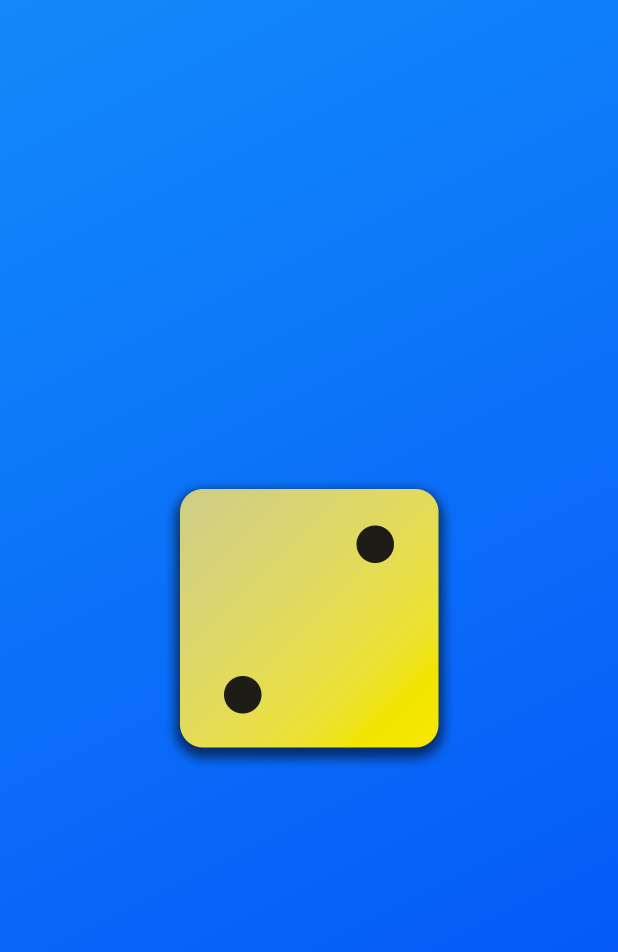
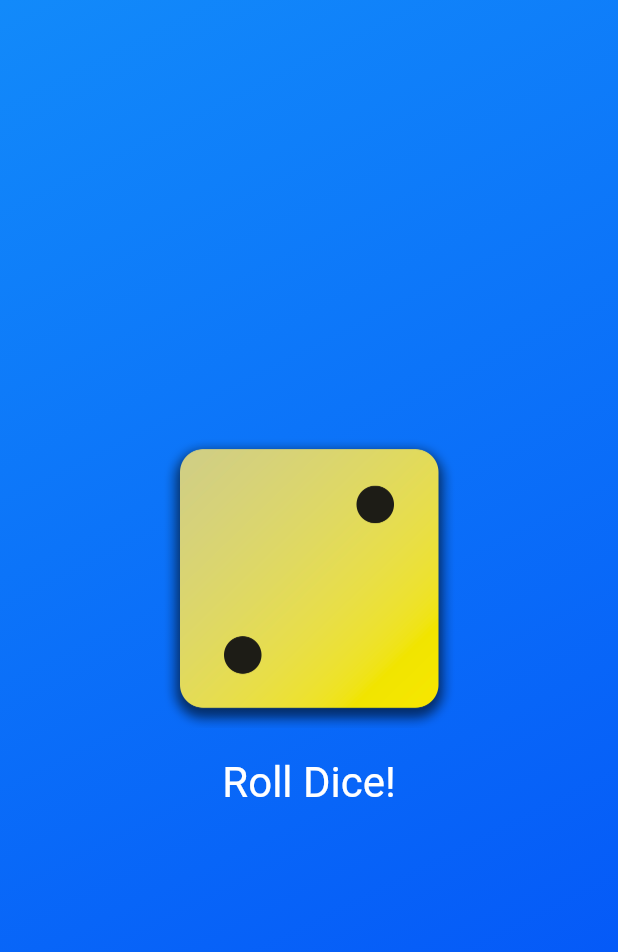
Before and after one commit to jacorea/roll-dice, a Flutter app: the screen it shows after launch, on a phone screen of 412 x 824 dp. Shown: the top 952 px of the screen. Run offline on Flutter 3.47's test engine with Material 3 defaults, Android fonts, the phone set to English and light mode, and no system bars.

Commit message:
Add button and randomizer function to return random int from 1-6. Dice dynamically controlled.

```diff
--- /dev/null
+++ b/lib/dice_roller.dart
@@ -0,0 +1,43 @@
+import 'package:flutter/material.dart';
+import 'dart:math';
+
+final randomizer = Random();
+
+class DiceRoller extends StatefulWidget {
+  const DiceRoller({super.key});
+
+  @override
+  State<DiceRoller> createState() {
+    return _DiceRollerState();
+  }
+}
+
+class _DiceRollerState extends State<DiceRoller> {
+  var currentDiceRoll = 2;
+
+  void rollDice() {
+    setState(() {
+      currentDiceRoll = randomizer.nextInt(6)+1;
+    });
+  }
+
+  @override
+  Widget build(context) {
+    return Column(
+          mainAxisSize: MainAxisSize.min,
+          children: [
+            Image.asset(
+              'assets/images/dice-$currentDiceRoll.png',
+              width: 200),
+        TextButton(
+          onPressed: rollDice,
+          style: TextButton.styleFrom(
+            padding: const EdgeInsets.only(top:20),
+            foregroundColor: Colors.white,
+            textStyle: const TextStyle(fontSize: 28),
+            ),
+          child: const Text("Roll Dice!"),
+          )]
+        );
+  }
+}
--- a/lib/gradient_container.dart
+++ b/lib/gradient_container.dart
@@ -1,3 +1,4 @@
+import 'package:first_app/dice_roller.dart';
 import 'package:flutter/material.dart';
 
 
@@ -20,9 +21,8 @@ class GradientContainer extends StatelessWidget {
           end: endAlignment,
         ),
       ),
-      child: Center(
-        child: Image.asset('assets/images/dice-2.png',
-        width: 200),
+      child: const Center(
+        child: DiceRoller()
       ),
     );
   }
```
